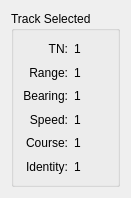
MiftahSalam/FA-FCS-2020-HMI, file src/view/panel/wap/frame_track_selected.ui: the form before one commit.
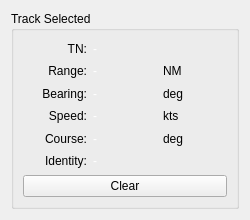
The form after the commit.

Commit message: adjust - ui layout

The edit to the form file:
```diff
--- a/src/view/panel/wap/frame_track_selected.ui
+++ b/src/view/panel/wap/frame_track_selected.ui
@@ -6,14 +6,20 @@
    <rect>
     <x>0</x>
     <y>0</y>
-    <width>127</width>
-    <height>198</height>
+    <width>250</width>
+    <height>220</height>
    </rect>
   </property>
+  <property name="minimumSize">
+   <size>
+    <width>0</width>
+    <height>220</height>
+   </size>
+  </property>
   <property name="maximumSize">
    <size>
-    <width>200</width>
-    <height>200</height>
+    <width>300</width>
+    <height>250</height>
    </size>
   </property>
   <property name="windowTitle">
@@ -95,19 +101,104 @@
         <item>
          <layout class="QVBoxLayout" name="verticalLayout_2">
           <item>
+           <widget class="QLabel" name="labelTn">
+            <property name="styleSheet">
+             <string notr="true">color: rgb(255, 255, 255);</string>
+            </property>
+            <property name="text">
+             <string>-</string>
+            </property>
+            <property name="alignment">
+             <set>Qt::AlignLeading|Qt::AlignLeft|Qt::AlignVCenter</set>
+            </property>
+           </widget>
+          </item>
+          <item>
+           <widget class="QLabel" name="labelRng">
+            <property name="styleSheet">
+             <string notr="true">color: rgb(255, 255, 255);</string>
+            </property>
+            <property name="text">
+             <string>-</string>
+            </property>
+            <property name="alignment">
+             <set>Qt::AlignLeading|Qt::AlignLeft|Qt::AlignVCenter</set>
+            </property>
+           </widget>
+          </item>
+          <item>
+           <widget class="QLabel" name="labelBrn">
+            <property name="styleSheet">
+             <string notr="true">color: rgb(255, 255, 255);</string>
+            </property>
+            <property name="text">
+             <string>-</string>
+            </property>
+            <property name="alignment">
+             <set>Qt::AlignLeading|Qt::AlignLeft|Qt::AlignVCenter</set>
+            </property>
+           </widget>
+          </item>
+          <item>
+           <widget class="QLabel" name="labelSpd">
+            <property name="styleSheet">
+             <string notr="true">color: rgb(255, 255, 255);</string>
+            </property>
+            <property name="text">
+             <string>-</string>
+            </property>
+            <property name="alignment">
+             <set>Qt::AlignLeading|Qt::AlignLeft|Qt::AlignVCenter</set>
+            </property>
+           </widget>
+          </item>
+          <item>
+           <widget class="QLabel" name="labelCrs">
+            <property name="styleSheet">
+             <string notr="true">color: rgb(255, 255, 255);</string>
+            </property>
+            <property name="text">
+             <string>-</string>
+            </property>
+            <property name="alignment">
+             <set>Qt::AlignLeading|Qt::AlignLeft|Qt::AlignVCenter</set>
+            </property>
+           </widget>
+          </item>
+          <item>
+           <widget class="QLabel" name="labelIdentity">
+            <property name="styleSheet">
+             <string notr="true">color: rgb(255, 255, 255);</string>
+            </property>
+            <property name="text">
+             <string>-</string>
+            </property>
+            <property name="alignment">
+             <set>Qt::AlignLeading|Qt::AlignLeft|Qt::AlignVCenter</set>
+            </property>
+           </widget>
+          </item>
+         </layout>
+        </item>
+        <item>
+         <layout class="QVBoxLayout" name="verticalLayout_3">
+          <property name="sizeConstraint">
+           <enum>QLayout::SetMinimumSize</enum>
+          </property>
+          <item>
            <widget class="QLabel" name="label_7">
             <property name="text">
-             <string>1</string>
+             <string/>
             </property>
             <property name="alignment">
-             <set>Qt::AlignLeading|Qt::AlignLeft|Qt::AlignVCenter</set>
+             <set>Qt::AlignRight|Qt::AlignTrailing|Qt::AlignVCenter</set>
             </property>
            </widget>
           </item>
           <item>
            <widget class="QLabel" name="label_8">
             <property name="text">
-             <string>1</string>
+             <string>NM</string>
             </property>
             <property name="alignment">
              <set>Qt::AlignLeading|Qt::AlignLeft|Qt::AlignVCenter</set>
@@ -117,7 +208,7 @@
           <item>
            <widget class="QLabel" name="label_9">
             <property name="text">
-             <string>1</string>
+             <string>deg</string>
             </property>
             <property name="alignment">
              <set>Qt::AlignLeading|Qt::AlignLeft|Qt::AlignVCenter</set>
@@ -127,7 +218,7 @@
           <item>
            <widget class="QLabel" name="label_10">
             <property name="text">
-             <string>1</string>
+             <string>kts</string>
             </property>
             <property name="alignment">
              <set>Qt::AlignLeading|Qt::AlignLeft|Qt::AlignVCenter</set>
@@ -137,7 +228,7 @@
           <item>
            <widget class="QLabel" name="label_11">
             <property name="text">
-             <string>1</string>
+             <string>deg</string>
             </property>
             <property name="alignment">
              <set>Qt::AlignLeading|Qt::AlignLeft|Qt::AlignVCenter</set>
@@ -147,10 +238,10 @@
           <item>
            <widget class="QLabel" name="label_12">
             <property name="text">
-             <string>1</string>
+             <string/>
             </property>
             <property name="alignment">
-             <set>Qt::AlignLeading|Qt::AlignLeft|Qt::AlignVCenter</set>
+             <set>Qt::AlignRight|Qt::AlignTrailing|Qt::AlignVCenter</set>
             </property>
            </widget>
           </item>
@@ -158,6 +249,13 @@
         </item>
        </layout>
       </item>
+      <item row="1" column="0">
+       <widget class="QPushButton" name="pushButtonClear">
+        <property name="text">
+         <string>Clear</string>
+        </property>
+       </widget>
+      </item>
      </layout>
     </widget>
    </item>
```
The commit also changes 1 other file.
